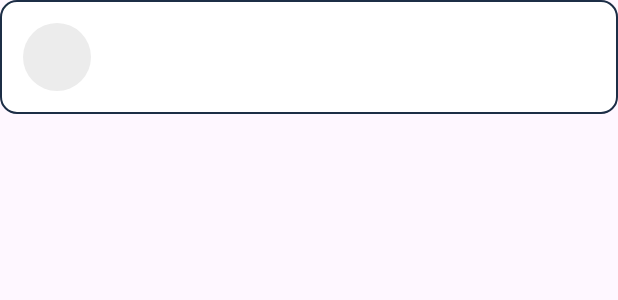
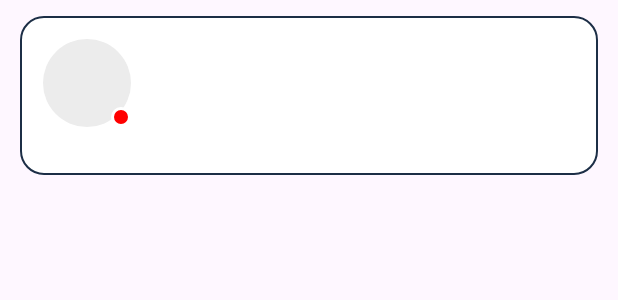
Before and after one commit to hogiabao7725/BotChatty-Android-App, an Android app: the layout item_container_recent_conversion.xml on its own in the app's theme, with its tools: preview values and no code run, on a phone screen of 412 x 824 dp. Shown: the top 300 px of the screen. Run offline under Robolectric (Android 15) with nearby library versions, the phone set to English and light mode, and no system bars; plain views replace RoundedImageView.

Commit message:
Add feature Online

```diff
--- /dev/null
+++ b/app/src/main/res/drawable/background_offline_status.xml
@@ -0,0 +1,8 @@
+<?xml version="1.0" encoding="utf-8"?>
+<shape xmlns:android="http://schemas.android.com/apk/res/android"
+    android:shape="oval">
+    <solid android:color="@color/offline_status" />
+    <stroke
+        android:width="2dp"
+        android:color="@color/white" />
+</shape>
--- a/app/src/main/res/drawable/background_view_holder.xml
+++ b/app/src/main/res/drawable/background_view_holder.xml
@@ -1,8 +1,7 @@
 <?xml version="1.0" encoding="utf-8"?>
-<shape xmlns:android="http://schemas.android.com/apk/res/android"
-    android:shape="rectangle">
+<shape xmlns:android="http://schemas.android.com/apk/res/android">
     <solid android:color="@color/white" />
-    <corners android:radius="@dimen/_8sdp" />
+    <corners android:radius="@dimen/_12sdp" />
     <stroke
         android:width="1dp"
         android:color="@color/primary" />
--- a/app/src/main/res/layout/activity_main.xml
+++ b/app/src/main/res/layout/activity_main.xml
@@ -65,11 +65,13 @@
             android:id="@+id/conversationsRecyclerView"
             android:layout_width="match_parent"
             android:layout_height="match_parent"
-            android:padding="@dimen/_20sdp"
+            android:paddingTop="@dimen/_20sdp"
+            android:paddingBottom="@dimen/_20sdp"
+            android:paddingLeft="@dimen/_10sdp"
+            android:paddingRight="@dimen/_10sdp"
             android:clipToPadding="false"
             android:orientation="vertical"
             android:overScrollMode="never"
-            android:paddingBottom="@dimen/_20sdp"
             android:visibility="gone"
             app:layoutManager="androidx.recyclerview.widget.LinearLayoutManager"/>
 
--- a/app/src/main/res/layout/item_container_recent_conversion.xml
+++ b/app/src/main/res/layout/item_container_recent_conversion.xml
@@ -4,13 +4,15 @@
     android:layout_height="wrap_content"
     xmlns:app="http://schemas.android.com/apk/res-auto"
     android:background="@drawable/background_view_holder"
-    android:layout_marginBottom="@dimen/_8sdp"
-    android:padding="@dimen/_12sdp">
+    android:layout_marginHorizontal="@dimen/_10sdp"
+    android:layout_marginVertical="@dimen/_8sdp"
+    android:paddingHorizontal="@dimen/_12sdp"
+    android:paddingVertical="@dimen/_12sdp">
 
     <com.makeramen.roundedimageview.RoundedImageView
         android:id="@+id/imageProfile"
-        android:layout_width="@dimen/_35sdp"
-        android:layout_height="@dimen/_35sdp"
+        android:layout_width="@dimen/_45sdp"
+        android:layout_height="@dimen/_45sdp"
         android:background="@drawable/background_image"
         android:scaleType="centerCrop"
         app:layout_constraintStart_toStartOf="parent"
@@ -25,16 +27,25 @@
         app:layout_constraintStart_toEndOf="@+id/imageProfile"
         app:layout_constraintTop_toTopOf="@id/imageProfile" />
 
+    <View
+        android:id="@+id/viewOnlineStatus"
+        android:layout_width="@dimen/_10sdp"
+        android:layout_height="@dimen/_10sdp"
+        android:background="@drawable/background_offline_status"
+        app:layout_constraintBottom_toBottomOf="@id/imageProfile"
+        app:layout_constraintEnd_toEndOf="@id/imageProfile" />
+
     <TextView
         android:id="@+id/textName"
         android:layout_width="0dp"
         android:layout_height="wrap_content"
-        android:layout_marginStart="@dimen/_8sdp"
+        android:layout_marginStart="@dimen/_12sdp"
         android:layout_marginEnd="@dimen/_8sdp"
         android:ellipsize="end"
         android:maxLines="1"
         android:textColor="@color/primary_text"
-        android:textSize="@dimen/_13ssp"
+        android:textSize="@dimen/_14ssp"
+        android:textStyle="bold"
         app:layout_constraintBottom_toTopOf="@id/viewSupporter"
         app:layout_constraintEnd_toEndOf="parent"
         app:layout_constraintStart_toEndOf="@id/imageProfile"/>
@@ -43,7 +54,7 @@
         android:id="@+id/textRecentMessage"
         android:layout_width="0dp"
         android:layout_height="wrap_content"
-        android:layout_marginStart="@dimen/_8sdp"
+        android:layout_marginStart="@dimen/_12sdp"
         android:layout_marginEnd="@dimen/_8sdp"
         android:ellipsize="end"
         android:maxLines="1"
@@ -53,4 +64,14 @@
         app:layout_constraintStart_toEndOf="@id/imageProfile"
         app:layout_constraintTop_toBottomOf="@id/viewSupporter"/>
 
+    <TextView
+        android:id="@+id/textDateTime"
+        android:layout_width="wrap_content"
+        android:layout_height="wrap_content"
+        android:textColor="@color/secondary_text"
+        android:textSize="@dimen/_10ssp"
+        android:layout_marginTop="@dimen/_4sdp"
+        app:layout_constraintEnd_toEndOf="parent"
+        app:layout_constraintTop_toBottomOf="@id/textRecentMessage"/>
+
 </androidx.constraintlayout.widget.ConstraintLayout>
--- a/app/src/main/res/values/colors.xml
+++ b/app/src/main/res/values/colors.xml
@@ -12,4 +12,6 @@
     <color name="black">#000000</color>
     <color name="facebook">#4267B2</color>
     <color name="green">#008000</color>
+    <color name="offline_status">#FF0000</color>
+    <color name="online_status">#4CAF50</color>
 </resources>
```
Also changed, not shown: app/src/main/java/com/hgb7725/botchattyapp/adapters/RencentConversationsAdapter.java (+42 -8 lines), app/src/main/res/drawable/background_online_status.xml (added, +8 -0 lines).
